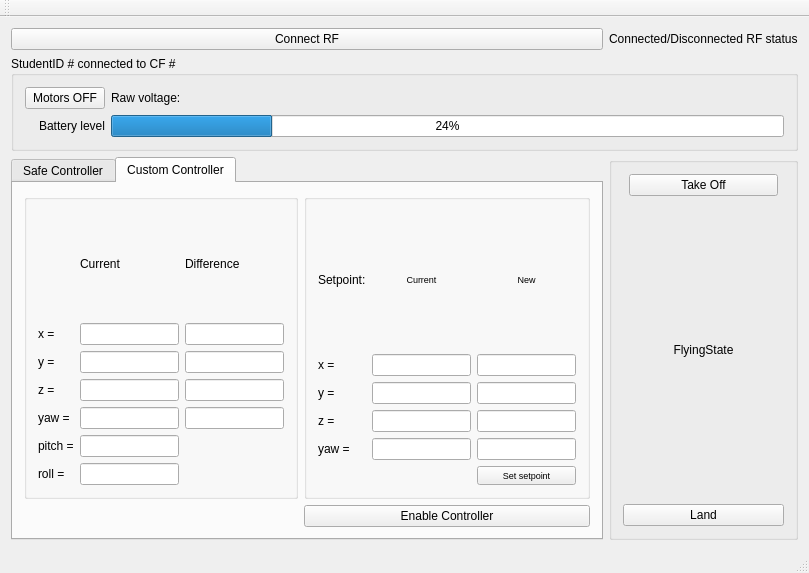
Before: the Qt Designer form pps_ws/src/d_fall_pps/GUI_Qt/studentGUI/src/MainWindow.ui in alexdidier/rampc-quadrotor, drawn with Qt 5.
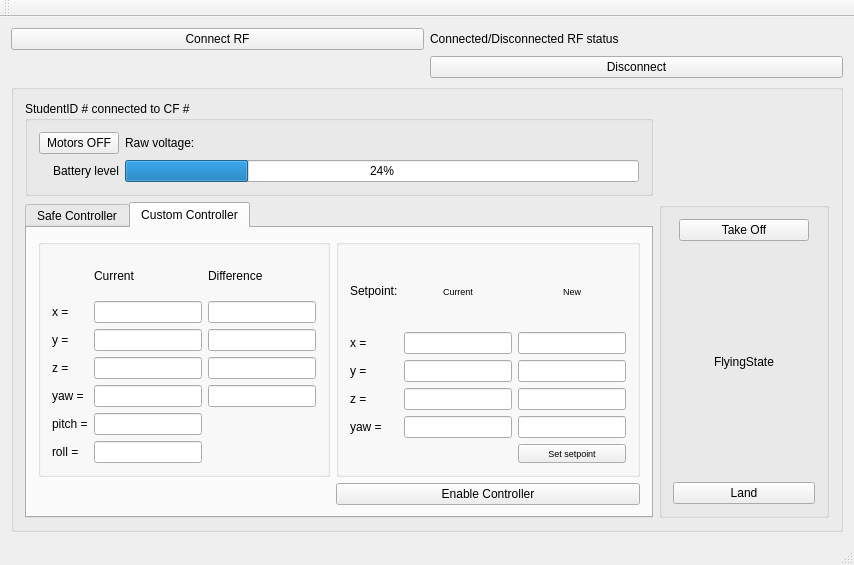
After: the same form once the commit is applied.

Commit message: added disconnect command, need to test. Also added protection when disconnected to change flying state. Also buttons are now really disabled when disconnected

Patch:
```diff
--- a/pps_ws/src/d_fall_pps/GUI_Qt/studentGUI/src/MainWindow.ui
+++ b/pps_ws/src/d_fall_pps/GUI_Qt/studentGUI/src/MainWindow.ui
@@ -6,8 +6,8 @@
    <rect>
     <x>0</x>
     <y>0</y>
-    <width>809</width>
-    <height>573</height>
+    <width>854</width>
+    <height>565</height>
    </rect>
   </property>
   <property name="windowTitle">
@@ -15,7 +15,34 @@
   </property>
   <widget class="QWidget" name="centralWidget">
    <layout class="QGridLayout" name="gridLayout">
-    <item row="3" column="1">
+    <item row="0" column="2">
+     <widget class="QLabel" name="connected_disconnected_label">
+      <property name="text">
+       <string>Connected/Disconnected RF status</string>
+      </property>
+     </widget>
+    </item>
+    <item row="0" column="1">
+     <widget class="QPushButton" name="RF_Connect_button">
+      <property name="text">
+       <string>Connect RF</string>
+      </property>
+     </widget>
+    </item>
+    <item row="1" column="2">
+     <widget class="QPushButton" name="pushButton_3">
+      <property name="text">
+       <string>Disconnect</string>
+      </property>
+     </widget>
+    </item>
+    <item row="4" column="1" colspan="2">
+     <widget class="QGroupBox" name="groupBox_general">
+      <property name="title">
+       <string/>
+      </property>
+      <layout class="QGridLayout" name="gridLayout_10">
+       <item row="1" column="0">
      <widget class="QTabWidget" name="tabWidget">
       <property name="currentIndex">
        <number>1</number>
@@ -572,14 +599,46 @@
       </widget>
      </widget>
     </item>
-    <item row="0" column="2">
-     <widget class="QLabel" name="connected_disconnected_label">
+       <item row="1" column="1">
+        <widget class="QGroupBox" name="groupBox_4">
+         <property name="title">
+          <string/>
+         </property>
+         <layout class="QGridLayout" name="gridLayout_6">
+          <item row="1" column="1">
+           <widget class="QLabel" name="flying_state_label">
+            <property name="sizePolicy">
+             <sizepolicy hsizetype="MinimumExpanding" vsizetype="Preferred">
+              <horstretch>0</horstretch>
+              <verstretch>0</verstretch>
+             </sizepolicy>
+            </property>
       <property name="text">
-       <string>Connected/Disconnected RF status</string>
-      </property>
-     </widget>
-    </item>
-    <item row="1" column="1" colspan="2">
+             <string>FlyingState</string>
+            </property>
+            <property name="alignment">
+             <set>Qt::AlignCenter</set>
+            </property>
+           </widget>
+          </item>
+          <item row="2" column="0" colspan="3">
+           <widget class="QPushButton" name="land_button">
+            <property name="text">
+             <string>Land</string>
+            </property>
+           </widget>
+          </item>
+          <item row="0" column="1">
+           <widget class="QPushButton" name="take_off_button">
+            <property name="text">
+             <string>Take Off</string>
+            </property>
+           </widget>
+          </item>
+         </layout>
+        </widget>
+       </item>
+       <item row="0" column="0">
      <widget class="QGroupBox" name="groupBox">
       <property name="title">
        <string>StudentID # connected to CF #</string>
@@ -619,49 +678,6 @@
       </layout>
      </widget>
     </item>
-    <item row="0" column="1">
-     <widget class="QPushButton" name="RF_Connect_button">
-      <property name="text">
-       <string>Connect RF</string>
-      </property>
-     </widget>
-    </item>
-    <item row="3" column="2">
-     <widget class="QGroupBox" name="groupBox_4">
-      <property name="title">
-       <string/>
-      </property>
-      <layout class="QGridLayout" name="gridLayout_6">
-       <item row="1" column="1">
-        <widget class="QLabel" name="flying_state_label">
-         <property name="sizePolicy">
-          <sizepolicy hsizetype="MinimumExpanding" vsizetype="Preferred">
-           <horstretch>0</horstretch>
-           <verstretch>0</verstretch>
-          </sizepolicy>
-         </property>
-         <property name="text">
-          <string>FlyingState</string>
-         </property>
-         <property name="alignment">
-          <set>Qt::AlignCenter</set>
-         </property>
-        </widget>
-       </item>
-       <item row="2" column="0" colspan="3">
-        <widget class="QPushButton" name="land_button">
-         <property name="text">
-          <string>Land</string>
-         </property>
-        </widget>
-       </item>
-       <item row="0" column="1">
-        <widget class="QPushButton" name="take_off_button">
-         <property name="text">
-          <string>Take Off</string>
-         </property>
-        </widget>
-       </item>
       </layout>
      </widget>
     </item>
```
Left out of the diff: 2 changed lines with no effect on the pictures. Lines whose indentation alone changed are shown as unchanged. The commit also changes 4 other files.
